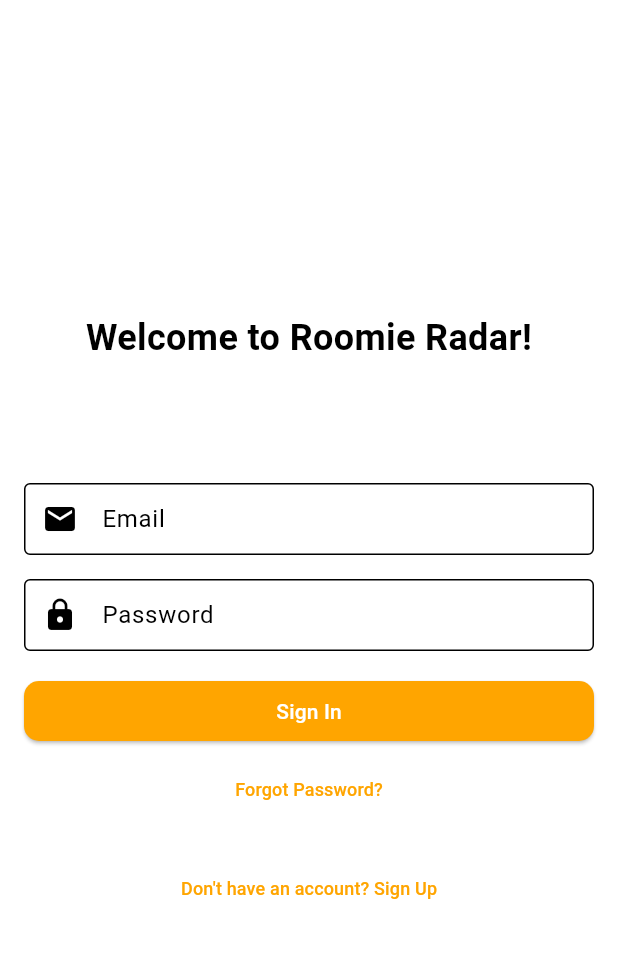
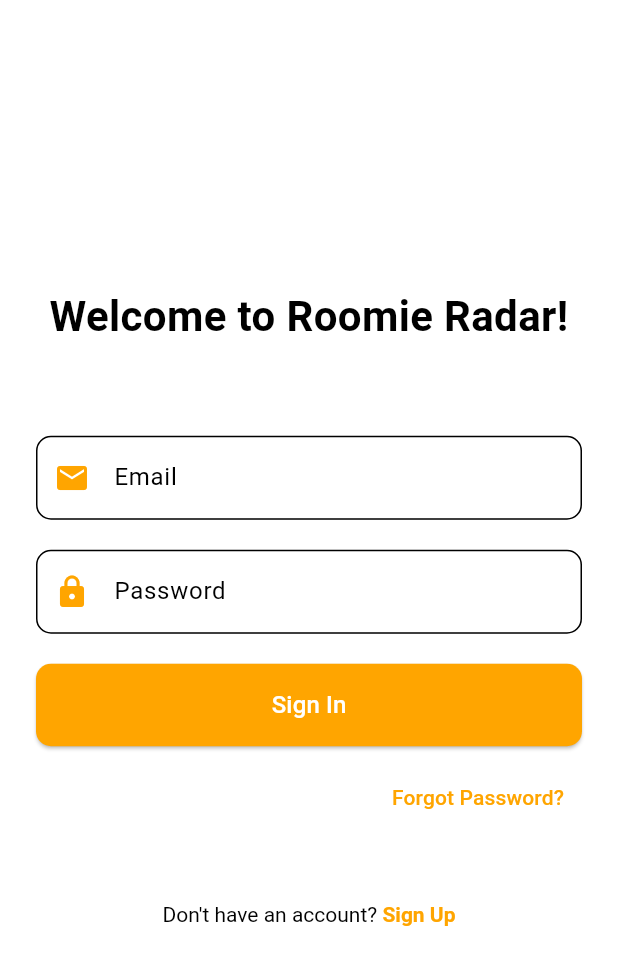
Before and after one commit to lobnaelnisr/Roomie-Radar, a Flutter app: the SignInScreen screen opened directly, on a phone screen of 412 x 824 dp. Shown: the top 965 px of the screen. Run offline on Flutter 3.47's test engine with Material 3 defaults, Android fonts, the phone set to English and light mode, and no system bars; our stand-ins replace cloud_firestore, firebase_auth, firebase_core, firebase_storage, image_picker; accounts and stored records are empty; statements that could not run were skipped.

Commit message:
Refactor authentication structure: remove FirebaseAuthServices, add SignInViewModel, and reorganize sign-up screen

```diff
--- /dev/null
+++ b/lib/viewmodels/sign_in_view_model.dart
@@ -0,0 +1,3 @@
+class SignInViewModel {
+
+}
--- a/lib/views/authentication/signInScreen.dart
+++ /dev/null
@@ -1,178 +0,0 @@
-import 'package:firebase_auth/firebase_auth.dart';
-import 'package:flutter/material.dart';
-import 'firebase_auth.dart';
-
-class SignInScreen extends StatefulWidget {
-  const SignInScreen({super.key});
-
-  @override
-  _SignInScreenState createState() => _SignInScreenState();
-}
-
-class _SignInScreenState extends State<SignInScreen> {
-  final _formKey = GlobalKey<FormState>();
-  final TextEditingController _emailController = TextEditingController();
-  final TextEditingController _passwordController = TextEditingController();
-  bool _isLoading = false;
-  final FirebaseAuthServices _authService = FirebaseAuthServices();
-
-  void _signIn() async {
-    if (_formKey.currentState!.validate()) {
-      setState(() {
-        _isLoading = true; // Set loading state
-      });
-      // Call Firebase sign-in method
-      User? user = await _authService.signInWithEmailAndPassword(
-        _emailController.text,
-        _passwordController.text,
-      );
-      setState(() {
-        _isLoading = false; // Reset loading state
-      });
-      if (user != null) {
-        // Navigate to Room Listing after successful sign-in
-        Navigator.pushReplacementNamed(context, '/roomListing');
-      } else {
-        // Handle error: show a message
-        ScaffoldMessenger.of(context).showSnackBar(
-          const SnackBar(content: Text('Sign In failed!')),
-        );
-      }
-    }
-  }
-
-  void resetPassword(BuildContext context, String email) async {
-  try {
-    await FirebaseAuth.instance.sendPasswordResetEmail(email: email);
-    ScaffoldMessenger.of(context).showSnackBar(
-      SnackBar(content: Text('Password reset link sent to $email')),
-    );
-  } catch (e) {
-    ScaffoldMessenger.of(context).showSnackBar(
-      SnackBar(content: Text('Error: $e')),
-    );
-  }
-}
-void _showResetPasswordDialog() {
-    showDialog(
-      context: context,
-      builder: (BuildContext context) {
-        return AlertDialog(
-          title: Text("Reset Password"),
-          content: TextField(
-            controller: _emailController,
-            decoration: InputDecoration(hintText: "Enter your email"),
-          ),
-          actions: <Widget>[
-            TextButton(
-              child: Text("Send"),
-              onPressed: () {
-                resetPassword(context, _emailController.text.trim());
-                _emailController.clear();
-                Navigator.of(context).pop(); // Close the dialog
-              },
-            ),
-            TextButton(
-              child: Text("Cancel"),
-              onPressed: () {
-                _emailController.clear();
-                Navigator.of(context).pop(); // Close the dialog
-              },
-            ),
-          ],
-        );
-      },
-    );
-  }
-
-  @override
-  Widget build(BuildContext context) {
-    return Scaffold(
-      body: Padding(
-        padding: const EdgeInsets.all(16.0),
-        child: Center(
-          child: SingleChildScrollView(
-            child: Form(
-              key: _formKey,
-              child: Column(
-                crossAxisAlignment: CrossAxisAlignment.stretch,
-                children: [
-                  const Text(
-                    'Welcome to Roomie Radar!',
-                    style: TextStyle(fontSize: 24, fontWeight: FontWeight.bold),
-                    textAlign: TextAlign.center,
-                  ),
-                  const SizedBox(height: 80),
-                  TextFormField(
-                    controller: _emailController,
-                    keyboardType: TextInputType.emailAddress,
-                    decoration: const InputDecoration(
-                      labelText: 'Email',
-                      border: OutlineInputBorder(),
-                      contentPadding: EdgeInsets.symmetric(vertical: 8.0),
-                      prefixIcon: Icon(Icons.email),
-                    ),
-                    validator: (value) {
-                      if (value == null || value.isEmpty) {
-                        return 'Please enter your email';
-                      } else if (!RegExp(r'^[\w-\.]+@([\w-]+\.)+[\w]{2,4}$').hasMatch(value)) {
-                        return 'Please enter a valid email';
-                      }
-                      return null;
-                    },
-                  ),
-                  const SizedBox(height: 16),
-                  TextFormField(
-                    controller: _passwordController,
-                    obscureText: true,
-                    decoration: const InputDecoration(
-                      labelText: 'Password',
-                      border: OutlineInputBorder(),
-                      contentPadding: EdgeInsets.symmetric(vertical: 8.0),
-                      prefixIcon: Icon(Icons.lock),
-                    ),
-                    validator: (value) {
-                      if (value == null || value.isEmpty) {
-                        return 'Please enter your password';
-                      } else if (value.length < 8) {
-                        return 'Password must be at least 8 characters';
-                      }
-                      return null;
-                    },
-                  ),
-                  const SizedBox(height: 16),
-                  _isLoading
-                      ? const Center(child: CircularProgressIndicator())
-                      : ElevatedButton(
-                    onPressed: _signIn,
-                    child: const Text('Sign In'),
-                  ),
-                  const SizedBox(height: 4),
-                  TextButton(
-                    onPressed: () {
-                      //pass
-                    },
-                    child: const Text(
-                      'Forgot Password?',
-                      style: TextStyle(fontSize: 12), // Smaller font size
-                    ),
-                  ),
-                  const SizedBox(height: 18),
-                  TextButton(
-                    onPressed: () {
-                      Navigator.pushReplacementNamed(context, '/signUp');
-                    },
-                    child: const Text(
-                      'Don\'t have an account? Sign Up',
-                      style: TextStyle(fontSize: 12), // Smaller font size
-                    ),
-                  ),
-                ],
-              ),
-            ),
-          ),
-        ),
-      ),
-    );
-  }
-}
--- /dev/null
+++ b/lib/views/authentication/sign_in_screen.dart
@@ -0,0 +1,177 @@
+import 'package:flutter/material.dart';
+import 'package:roomie_radar/utils/app_colors.dart';
+
+class SignInScreen extends StatefulWidget {
+  const SignInScreen({super.key});
+
+  @override
+  State<SignInScreen> createState() => _SignInScreenState();
+}
+
+class _SignInScreenState extends State<SignInScreen> {
+  final _formKey = GlobalKey<FormState>();
+  final TextEditingController _emailController = TextEditingController();
+  final TextEditingController _passwordController = TextEditingController();
+  bool isLoading = false;
+
+  void _showResetPasswordDialog() {
+    showDialog(
+      context: context,
+      builder: (BuildContext context) {
+        return AlertDialog(
+          title: const Text("Reset Password"),
+          content: TextField(
+            controller: _emailController,
+            decoration: const InputDecoration(hintText: "Enter your email"),
+          ),
+          actions: <Widget>[
+            TextButton(
+              child: const Text("Send"),
+              onPressed: () {
+                resetPassword(context, _emailController.text.trim());
+                _emailController.clear();
+                Navigator.of(context).pop(); // Close the dialog
+              },
+            ),
+            TextButton(
+              child: const Text("Cancel"),
+              onPressed: () {
+                _emailController.clear();
+                Navigator.of(context).pop(); // Close the dialog
+              },
+            ),
+          ],
+        );
+      },
+    );
+  }
+
+  @override
+  Widget build(BuildContext context) {
+    return Scaffold(
+      body: Padding(
+        padding: const EdgeInsets.all(24.0),
+        child: Center(
+          child: SingleChildScrollView(
+            child: Form(
+              key: _formKey,
+              child: Column(
+                crossAxisAlignment: CrossAxisAlignment.stretch,
+                children: [
+                  const Text(
+                    'Welcome to Roomie Radar!',
+                    style: TextStyle(fontSize: 28, fontWeight: FontWeight.bold),
+                    textAlign: TextAlign.center,
+                  ),
+                  const SizedBox(height: 60),
+                  TextFormField(
+                    controller: _emailController,
+                    keyboardType: TextInputType.emailAddress,
+                    decoration: InputDecoration(
+                      labelText: 'Email',
+                      border: OutlineInputBorder(
+                        borderRadius: BorderRadius.circular(10.0),
+                      ),
+                      contentPadding: const EdgeInsets.symmetric(
+                          vertical: 16.0, horizontal: 12.0),
+                      prefixIcon:
+                          const Icon(Icons.email, color: appPrimaryColor),
+                    ),
+                    validator: (value) {
+                      if (value == null || value.isEmpty) {
+                        return 'Please enter your email';
+                      } else if (!RegExp(r'^[\w-\.]+@([\w-]+\.)+[\w]{2,4}$')
+                          .hasMatch(value)) {
+                        return 'Please enter a valid email';
+                      }
+                      return null;
+                    },
+                  ),
+                  const SizedBox(height: 20),
+                  TextFormField(
+                    controller: _passwordController,
+                    obscureText: true,
+                    decoration: InputDecoration(
+                      labelText: 'Password',
+                      border: OutlineInputBorder(
+                        borderRadius: BorderRadius.circular(10.0),
+                      ),
+                      contentPadding: const EdgeInsets.symmetric(
+                          vertical: 16.0, horizontal: 12.0),
+                      prefixIcon:
+                          const Icon(Icons.lock, color: appPrimaryColor),
+                    ),
+                    validator: (value) {
+                      if (value == null || value.isEmpty) {
+                        return 'Please enter your password';
+                      } else if (value.length < 8) {
+                        return 'Password must be at least 8 characters';
+                      }
+                      return null;
+                    },
+                  ),
+                  const SizedBox(height: 20),
+                  isLoading
+                      ? const Center(child: CircularProgressIndicator())
+                      : ElevatedButton(
+                          onPressed: () {
+                            if (_formKey.currentState!.validate()) {
+                              // Perform sign-in action
+                            }
+                          },
+                          style: ElevatedButton.styleFrom(
+                            padding: const EdgeInsets.symmetric(vertical: 16.0),
+                            shape: RoundedRectangleBorder(
+                              borderRadius: BorderRadius.circular(10.0),
+                            ),
+                          ),
+                          child: const Text(
+                            'Sign In',
+                            style: TextStyle(fontSize: 16),
+                          ),
+                        ),
+                  const SizedBox(height: 10),
+                  Align(
+                    alignment: Alignment.centerRight,
+                    child: TextButton(
+                      onPressed: _showResetPasswordDialog,
+                      child: const Text(
+                        'Forgot Password?',
+                        style: TextStyle(fontSize: 14, color: appPrimaryColor),
+                      ),
+                    ),
+                  ),
+                  const SizedBox(height: 30),
+                  TextButton(
+                    onPressed: () {
+                      Navigator.pushReplacementNamed(context, '/signUp');
+                    },
+                    child: RichText(
+                      text: const TextSpan(
+                        text: "Don't have an account? ",
+                        style: TextStyle(color: Colors.black),
+                        children: <TextSpan>[
+                          TextSpan(
+                            text: 'Sign Up',
+                            style: TextStyle(
+                                fontWeight: FontWeight.bold,
+                                color: appPrimaryColor),
+                          ),
+                        ],
+                      ),
+                    ),
+                  ),
+                ],
+              ),
+            ),
+          ),
+        ),
+      ),
+    );
+  }
+
+  void resetPassword(BuildContext context, String email) {
+    // Logic for password reset can go here
+    // Example: Sending password reset email
+  }
+}
```
Also changed, not shown: lib/views/authentication/firebase_auth.dart (deleted, +0 -33 lines), lib/views/authentication/sign_up_screen.dart (renamed from lib/views/signUpScreen.dart, +19 -20 lines).
